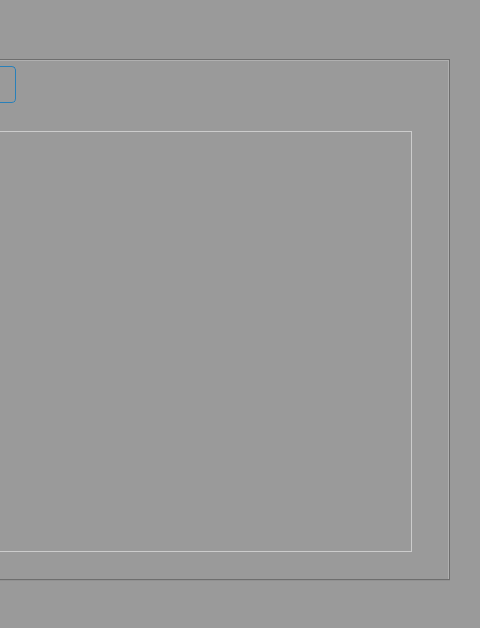
CodeDrTech/DevelopPython, file Sistema de ventas/ui/FrmArticulo.ui: the form before one commit; both pictures show x 481 to 961 and y 0 to 628 of the 961 by 628 pixel window.
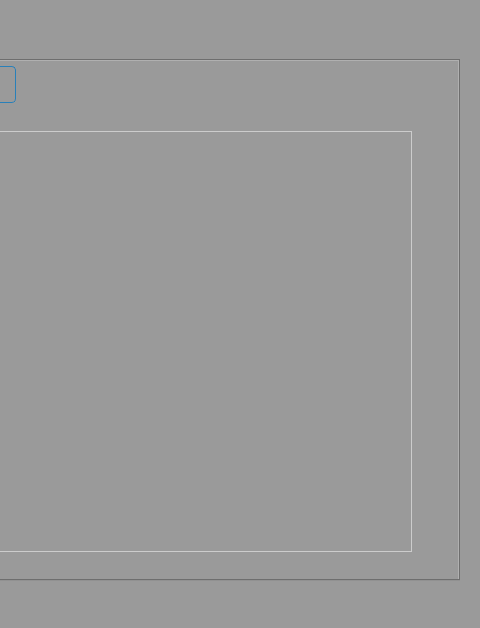
The form after the commit.

Patch:
```diff
--- a/Sistema de ventas/ui/FrmArticulo.ui
+++ b/Sistema de ventas/ui/FrmArticulo.ui
@@ -57,7 +57,7 @@
      <rect>
       <x>10</x>
       <y>30</y>
-      <width>921</width>
+      <width>931</width>
       <height>551</height>
      </rect>
     </property>
```
